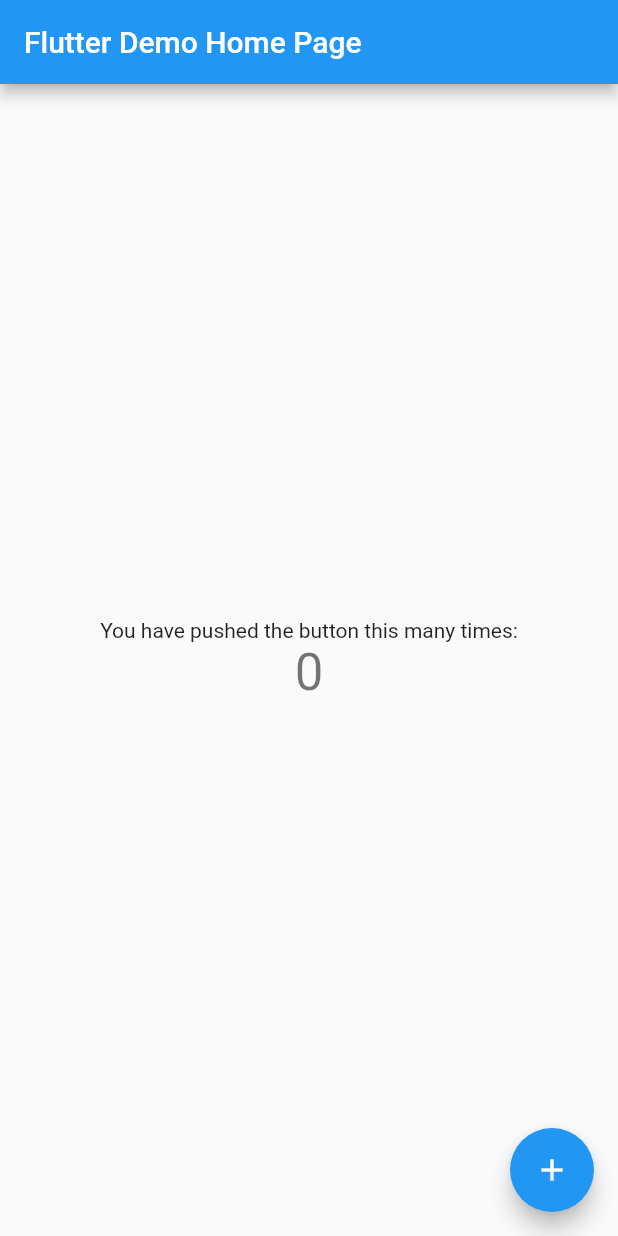
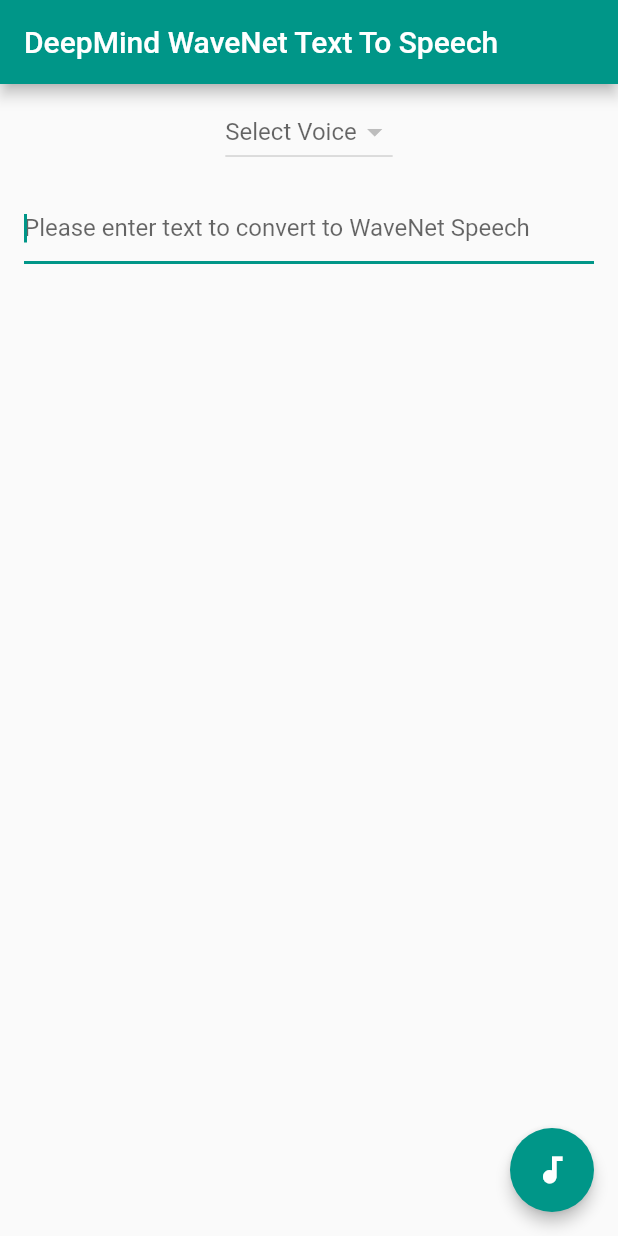
Before and after one commit to poonnadapattra/pronunciation_app, a Flutter app: the screen it shows after launch, on a phone screen of 412 x 824 dp. Run offline on Flutter 3.47's test engine with Material 2 defaults, Android fonts, the phone set to English and light mode, and no system bars; our stand-ins replace audioplayers, flutter_tts; network calls fail.

Commit message:
feat: connect api tts google

```diff
--- a/lib/main.dart
+++ b/lib/main.dart
@@ -1,32 +1,24 @@
+import 'package:audioplayers/audioplayers.dart';
 import 'package:flutter/material.dart';
+import 'dart:io';
+import 'dart:convert';
+import 'package:path_provider/path_provider.dart';
+import 'package:pronunciation_app/TextToSpeechAPI.dart';
+import 'package:pronunciation_app/voice.dart';
 
-void main() {
-  runApp(MyApp());
-}
+
+void main() => runApp(new MyApp());
 
 class MyApp extends StatelessWidget {
-  // This widget is the root of your application.
   @override
   Widget build(BuildContext context) {
-    return MaterialApp(
-      title: 'Flutter Demo',
-      theme: ThemeData(
-        // This is the theme of your application.
-        //
-        // Try running your application with "flutter run". You'll see the
-        // application has a blue toolbar. Then, without quitting the app, try
-        // changing the primarySwatch below to Colors.green and then invoke
-        // "hot reload" (press "r" in the console where you ran "flutter run",
-        // or simply save your changes to "hot reload" in a Flutter IDE).
-        // Notice that the counter didn't reset back to zero; the application
-        // is not restarted.
-        primarySwatch: Colors.blue,
-        // This makes the visual density adapt to the platform that you run
-        // the app on. For desktop platforms, the controls will be smaller and
-        // closer together (more dense) than on mobile platforms.
-        visualDensity: VisualDensity.adaptivePlatformDensity,
+    return new MaterialApp(
+      title: 'DeepMind WaveNet Text To Speech',
+      debugShowCheckedModeBanner: false,
+      theme: new ThemeData(
+        primarySwatch: Colors.teal,
       ),
-      home: MyHomePage(title: 'Flutter Demo Home Page'),
+      home: new MyHomePage(title: 'DeepMind WaveNet Text To Speech'),
     );
   }
 }
@@ -34,84 +26,99 @@ class MyApp extends StatelessWidget {
 class MyHomePage extends StatefulWidget {
   MyHomePage({Key key, this.title}) : super(key: key);
 
-  // This widget is the home page of your application. It is stateful, meaning
-  // that it has a State object (defined below) that contains fields that affect
-  // how it looks.
-
-  // This class is the configuration for the state. It holds the values (in this
-  // case the title) provided by the parent (in this case the App widget) and
-  // used by the build method of the State. Fields in a Widget subclass are
-  // always marked "final".
-
   final String title;
 
   @override
-  _MyHomePageState createState() => _MyHomePageState();
+  _MyHomePageState createState() => new _MyHomePageState();
 }
 
 class _MyHomePageState extends State<MyHomePage> {
-  int _counter = 0;
 
-  void _incrementCounter() {
+  List<Voice> _voices = [];
+  Voice _selectedVoice;
+  AudioPlayer audioPlugin = AudioPlayer();
+  final TextEditingController _searchQuery = TextEditingController();
+
+
+  initState() {
+    super.initState();
+    getVoices();
+  }
+
+
+  void synthesizeText(String text, String name) async {
+    print(text);
+      if (audioPlugin.state == AudioPlayerState.PLAYING) {
+        await audioPlugin.stop();
+      }
+      final String audioContent = await TextToSpeechAPI().synthesizeText(text, 'en-US-Wavenet-F', 'en-US');
+      print(audioContent);
+      if (audioContent == null) return;
+      final bytes = Base64Decoder().convert(audioContent, 0, audioContent.length);
+      final dir = await getTemporaryDirectory();
+      final file = File('${dir.path}/wavenet.mp3');
+      await file.writeAsBytes(bytes);
+      await audioPlugin.play(file.path, isLocal: true);
+  }
+
+  void getVoices() async {
+    final voices = await TextToSpeechAPI().getVoices();
+    if (voices == null) return;
     setState(() {
-      // This call to setState tells the Flutter framework that something has
-      // changed in this State, which causes it to rerun the build method below
-      // so that the display can reflect the updated values. If we changed
-      // _counter without calling setState(), then the build method would not be
-      // called again, and so nothing would appear to happen.
-      _counter++;
+      _selectedVoice = voices.firstWhere((e) => e.name == 'en-US-Wavenet-F' && e.languageCodes.first == 'en-US', orElse: () => Voice('en-US-Wavenet-F', 'FEMALE', ['en-US']));
+      _voices = voices;
     });
   }
 
   @override
   Widget build(BuildContext context) {
-    // This method is rerun every time setState is called, for instance as done
-    // by the _incrementCounter method above.
-    //
-    // The Flutter framework has been optimized to make rerunning build methods
-    // fast, so that you can just rebuild anything that needs updating rather
-    // than having to individually change instances of widgets.
-    return Scaffold(
-      appBar: AppBar(
-        // Here we take the value from the MyHomePage object that was created by
-        // the App.build method, and use it to set our appbar title.
-        title: Text(widget.title),
+    return new Scaffold(
+      appBar: new AppBar(
+        title: new Text(widget.title),
       ),
-      body: Center(
-        // Center is a layout widget. It takes a single child and positions it
-        // in the middle of the parent.
-        child: Column(
-          // Column is also a layout widget. It takes a list of children and
-          // arranges them vertically. By default, it sizes itself to fit its
-          // children horizontally, and tries to be as tall as its parent.
-          //
-          // Invoke "debug painting" (press "p" in the console, choose the
-          // "Toggle Debug Paint" action from the Flutter Inspector in Android
-          // Studio, or the "Toggle Debug Paint" command in Visual Studio Code)
-          // to see the wireframe for each widget.
-          //
-          // Column has various properties to control how it sizes itself and
-          // how it positions its children. Here we use mainAxisAlignment to
-          // center the children vertically; the main axis here is the vertical
-          // axis because Columns are vertical (the cross axis would be
-          // horizontal).
-          mainAxisAlignment: MainAxisAlignment.center,
-          children: <Widget>[
-            Text(
-              'You have pushed the button this many times:',
+      body: SingleChildScrollView(child:
+        Column(children: <Widget>[
+          Padding(
+            padding: EdgeInsets.symmetric(vertical: 8.0, horizontal: 16.0),
+            child: DropdownButton<Voice>(
+              value: _selectedVoice,
+              hint: Text('Select Voice'),
+              items: _voices.map((f) => DropdownMenuItem(
+                value: f,
+                child: Text('${f.name} - ${f.languageCodes.first} - ${f.gender}'),
+              )).toList(),
+              onChanged: (voice) {
+                setState(() {
+                  _selectedVoice = voice;
+                });
+              },
             ),
-            Text(
-              '$_counter',
-              style: Theme.of(context).textTheme.headline4,
+          ),
+          Padding(
+            padding: EdgeInsets.symmetric(vertical: 8.0, horizontal: 16.0),
+            child: TextField(
+              autofocus: true,
+              controller: _searchQuery,
+              keyboardType: TextInputType.multiline,
+              maxLines: null,
+              decoration: InputDecoration(
+                  hintText: 'Please enter text to convert to WaveNet Speech'
+              ),
             ),
-          ],
-        ),
+          )
+        ])
       ),
       floatingActionButton: FloatingActionButton(
-        onPressed: _incrementCounter,
-        tooltip: 'Increment',
-        child: Icon(Icons.add),
-      ), // This trailing comma makes auto-formatting nicer for build methods.
+        elevation: 4.0,
+        child: Icon(Icons.audiotrack),
+        onPressed: () {
+          final text = _searchQuery.text;
+          print(text);
+          // if (text.length == 0 || _selectedVoice == null) return;
+          synthesizeText(text, 'poon');
+        },
+      ),
     );
   }
+
 }
--- /dev/null
+++ b/lib/mains.dart
@@ -0,0 +1,93 @@
+import 'dart:async';
+import 'dart:convert';
+import 'dart:io';
+import 'package:http/http.dart' as http;
+import 'package:flutter/material.dart';
+
+void main() => runApp(MyApp());
+
+class MyApp extends StatelessWidget {
+  @override
+  Widget build(BuildContext context) {
+    return Home();
+  }
+}
+
+class Home extends StatefulWidget {
+  @override
+  _HomeState createState() => _HomeState();
+}
+
+class _HomeState extends State<Home> {
+  @override
+  Widget build(BuildContext context) {
+    // TODO: implement build
+    return MaterialApp(
+      title: 'Welcome to Flutter',
+      home: Scaffold(
+        appBar: AppBar(
+          title: Text('Welcome to Flutter'),
+        ),
+        body: Center(
+          child: Column(
+            children: [
+              Text('Hello World'),
+              InkWell(
+                child: Text('Hello'),
+                onTap: () {
+                  synthesizeText('Hello', 'poon', 'en-gb');
+                }
+              )
+            ],
+          ),
+        ),
+      ),
+    );
+  }
+}
+
+class APIKeyService {
+  static const _apiKey = "e64a7c9bb00911caacab318c3ed2fe38188c8e97";
+
+  static String fetch()  {
+    return  _apiKey;
+  }
+}
+
+Future<dynamic> synthesizeText(String text, String name, String languageCode) async {
+  // var _apiURL = 'backoffice-api.waylar.net';
+  var _apiURL = 'texttospeech.googleapis.com';
+  try {
+    final uri = Uri.https(_apiURL, '/v1beta1/text:synthesize');
+    final Map _json = {
+      "audioConfig": {
+        "audioEncoding": "LINEAR16",
+        "pitch": 0,
+        "speakingRate": 1
+      },
+      "input": {
+        "text": "Google Cloud Text-to-Speech enables developers to synthesize natural-sounding speech with 100+ voices, available in multiple languages and variants. It applies DeepMind’s groundbreaking research in WaveNet and Google’s powerful neural networks to deliver the highest fidelity possible. As an easy-to-use API, you can create lifelike interactions with your users, across many applications and devices."
+      },
+      "voice": {
+        "languageCode": "en-US",
+        "name": "en-US-Wavenet-D"
+      }
+    };
+
+    final jsonResponse = await http.post('https://texttospeech.googleapis.com/v1beta1/text:synthesize',
+    // headers: {
+    //   'Content-Type': 'application/json',
+    //   'Authorization': 'Bearer a0AfH6SMBOqD6QKTehjEsNVbGkqO2XRtQmL7rnB7_o8MWGvpezqb5RGncG8KUmTmCDwp0jox3tTF6IXBOhFmktuUI897eQkKx7gUV_UyoHGm93_4CLOQ9qisNcE4NGXfV5lAqXV36e73MqGWBPP52Lj52UXSNvC68o1uw'
+    // },
+      body: jsonEncode(_json)
+    );
+    print(jsonResponse.body);
+    // final jsonResponse = await _postJson(uri, json);
+    if (jsonResponse == null) return null;
+    // final String audioContent = await jsonResponse['audioContent'];
+    // return audioContent;
+  } on Exception catch(e) {
+    print("$e");
+    return null;
+  }
+}
--- /dev/null
+++ b/lib/voice.dart
@@ -0,0 +1,14 @@
+class Voice {
+  final String name;
+  final String gender;
+  final List<String> languageCodes;
+
+  Voice(this.name, this.gender, this.languageCodes);
+
+  static List<Voice> mapJSONStringToList(List<dynamic> jsonList) {
+    return jsonList.map((v) {
+      return Voice(v['name'], v['ssmlGender'], List<String>.from(v['languageCodes']));
+    }).toList();
+  }
+
+}
--- a/pubspec.yaml
+++ b/pubspec.yaml
@@ -23,6 +23,12 @@ environment:
 dependencies:
   flutter:
     sdk: flutter
+  flutter_tts: ^1.2.6
+  audioplayers: ^0.15.1
+  # google_speech: ^1.1.1
+  path_provider: ^1.6.14
+  flutter_text_to_speech: ^3.0.7
+  http: ^0.12.2
 
 
   # The following adds the Cupertino Icons font to your application.
```
Also changed, not shown: lib/TextToSpeechAPI.dart (added, +142 -0 lines), lib/_main.dart (added, +244 -0 lines), pubspec.lock, 5 other files.
